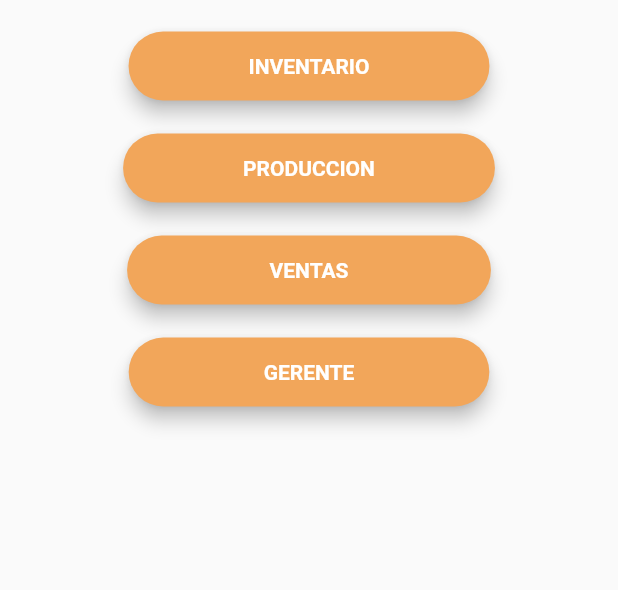
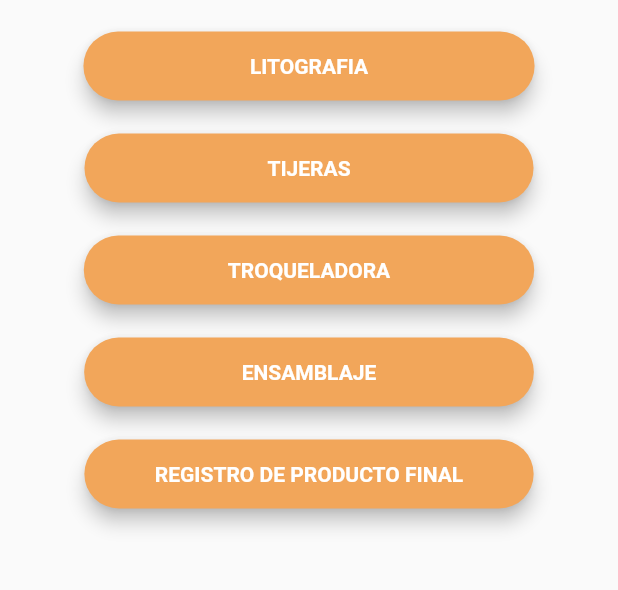
Before and after one commit to cristianfchq/login2, a Flutter app: the screen it shows after launch, on a phone screen of 412 x 824 dp, the part 342-932 px from its top. Run offline on Flutter 3.47's test engine with Material 2 defaults, Android fonts, the phone set to English and light mode, and no system bars; our stand-ins replace fluttertoast.

```diff
--- a/lib/Screens/ButtonScreen.dart
+++ b/lib/Screens/ButtonScreen.dart
@@ -6,9 +6,9 @@ import 'package:login2/Constant/Constant.dart';
 import 'package:login2/Screens/LoginScreen.dart';
 
 //import 'HomeScreen.dart';
-import 'detail_inventario.dart';
-import 'detail_produccion.dart';
-import 'detail_ventas.dart';
+//import 'detail_inventario.dart';
+//import 'detail_produccion.dart';
+//import 'detail_ventas.dart';
 
 class ButtOnScreen extends StatefulWidget {
   @override
@@ -100,21 +100,22 @@ class ButtOnScreenState extends State<ButtOnScreen>
                                       Navigator.of(context).push(
                                         MaterialPageRoute(
                                           builder: (context) =>
-                                              LogInScreen('INVENTARIO'),
+                                              LogInScreen('LITOGRAFIA'),
                                         ),
                                       );
                                     },
                                     child: new Text(
-                                      "INVENTARIO",
+                                      "LITOGRAFIA",
+                                      textAlign: TextAlign.center,
                                       style: new TextStyle(
-                                          fontWeight: FontWeight.bold),
+                                          fontWeight: FontWeight.bold,),
                                     ),
                                     color: Color(0xFFf2a65a),
                                     textColor: Colors.white,
                                     elevation: 5.0,
                                     padding: EdgeInsets.only(
-                                        left: 80.0,
-                                        right: 80.0,
+                                        left: 111.0,
+                                        right: 111.0,
                                         top: 15.0,
                                         bottom: 15.0),
                                   ),
@@ -130,21 +131,22 @@ class ButtOnScreenState extends State<ButtOnScreen>
                                       Navigator.of(context).push(
                                         MaterialPageRoute(
                                           builder: (context) =>
-                                              LogInScreen('PRODUCCION'),
+                                              LogInScreen('TIJERAS'),
                                         ),
                                       );
                                     },
                                     child: new Text(
-                                      "PRODUCCION",
+                                      "TIJERAS",
+                                      textAlign: TextAlign.center,
                                       style: new TextStyle(
-                                          fontWeight: FontWeight.bold),
+                                          fontWeight: FontWeight.bold,),
                                     ),
                                     color: Color(0xFFf2a65a),
                                     textColor: Colors.white,
                                     elevation: 5.0,
                                     padding: EdgeInsets.only(
-                                        left: 80.0,
-                                        right: 80.0,
+                                        left: 122.0,
+                                        right: 122.0,
                                         top: 15.0,
                                         bottom: 15.0),
                                   ),
@@ -160,21 +162,22 @@ class ButtOnScreenState extends State<ButtOnScreen>
                                       Navigator.of(context).push(
                                         MaterialPageRoute(
                                           builder: (context) =>
-                                              LogInScreen('VENTAS'),
+                                              LogInScreen('TROQUELADORA'),
                                         ),
                                       );
                                     },
                                     child: new Text(
-                                      "VENTAS",
+                                      "TROQUELADORA",
+                                      textAlign: TextAlign.center,
                                       style: new TextStyle(
-                                          fontWeight: FontWeight.bold),
+                                          fontWeight: FontWeight.bold,),
                                     ),
                                     color: Color(0xFFf2a65a),
                                     textColor: Colors.white,
                                     elevation: 5.0,
                                     padding: EdgeInsets.only(
-                                        left: 95.0,
-                                        right: 95.0,
+                                        left: 96.0,
+                                        right: 96.0,
                                         top: 15.0,
                                         bottom: 15.0),
                                   ),
@@ -190,24 +193,63 @@ class ButtOnScreenState extends State<ButtOnScreen>
                                       Navigator.of(context).push(
                                         MaterialPageRoute(
                                           builder: (context) =>
-                                              LogInScreen('GERENTE'),
+                                              LogInScreen('ENSAMBLAJE'),
                                         ),
                                       );
                                     },
                                     child: new Text(
-                                      "GERENTE",
+                                      "ENSAMBLAJE",
+                                      textAlign: TextAlign.center,
                                       style: new TextStyle(
-                                          fontWeight: FontWeight.bold),
+                                          fontWeight: FontWeight.bold,),
                                     ),
                                     color: Color(0xFFf2a65a),
                                     textColor: Colors.white,
                                     elevation: 5.0,
                                     padding: EdgeInsets.only(
-                                        left: 90.0,
-                                        right: 90.0,
+                                        left: 105.0,
+                                        right: 105.0,
                                         top: 15.0,
                                         bottom: 15.0),
                                   ),
+                                ),
+                                new Padding(
+                                  padding: EdgeInsets.only(
+                                      left: 0.0, top: 20.0, bottom: 0.0),
+                                  child: new RaisedButton(
+                                    shape: new RoundedRectangleBorder(
+                                        borderRadius:
+                                            new BorderRadius.circular(30.0)),
+                                    onPressed: () {
+                                      Navigator.of(context).push(
+                                        MaterialPageRoute(
+                                          builder: (context) => LogInScreen(
+                                              'REGISTRO DE PRODUCTO FINAL'),
+                                        ),
+                                      );
+                                    },
+                                    child: new Text(
+                                      "REGISTRO DE PRODUCTO FINAL",
+                                      textAlign: TextAlign.center,
+                                      style: new TextStyle(
+                                        fontWeight: FontWeight.bold,
+                                      ),
+                                    ),
+                                    color: Color(0xFFf2a65a),
+                                    textColor: Colors.white,
+                                    elevation: 5.0,
+                                    padding: EdgeInsets.only(
+                                        left: 47.0,
+                                        right: 47.0,
+                                        top: 15.0,
+                                        bottom: 15.0),
+                                  ),
+                                ),
+
+                                new Padding(
+                                  padding: EdgeInsets.only(
+                                      left: 0.0, top: 30.0, bottom: 0.0),
+
                                 ),
                               ],
                             ),
--- a/lib/Screens/detail_inventario.dart
+++ b/lib/Screens/detailTijeras.dart
@@ -1,10 +1,10 @@
 //import 'package:AeologicSplashDemo/Constant/Constant.dart';
 import 'package:flutter/cupertino.dart';
 import 'package:flutter/material.dart';
-import 'package:login2/Constant/Constant.dart';
+//import 'package:login2/Constant/Constant.dart';
 
-class detailInventario extends StatelessWidget {
-  detailInventario(this.userName);
+class detailTijeras extends StatelessWidget {
+  detailTijeras(this.userName);
 
   String userName;
 
@@ -14,7 +14,7 @@ class detailInventario extends StatelessWidget {
       appBar: AppBar(
         automaticallyImplyLeading: true,
         backgroundColor: Color(0xFF54C5F8),
-        title: new Text("INVENTARIO"),
+        title: new Text(userName),
       ),
       body: new Stack(
         fit: StackFit.expand,
@@ -55,7 +55,7 @@ class detailInventario extends StatelessWidget {
                             fontSize: 18.0,
                           ),
                         ),
-                        Text("Widget para INVENTARIO"),
+                        Text("Widget para " + userName),
                       ],
                     ),
 
--- a/lib/Screens/detail_produccion.dart
+++ b/lib/Screens/detailTroqueladora.dart
@@ -3,8 +3,8 @@ import 'package:flutter/cupertino.dart';
 import 'package:flutter/material.dart';
 import 'package:login2/Constant/Constant.dart';
 
-class detailProduccion extends StatelessWidget {
-  detailProduccion(this.userName);
+class detailTroqueladora extends StatelessWidget {
+  detailTroqueladora(this.userName);
 
   String userName;
 
@@ -14,7 +14,7 @@ class detailProduccion extends StatelessWidget {
       appBar: AppBar(
         automaticallyImplyLeading: true,
         backgroundColor: Color(0xFF54C5F8),
-        title: new Text("PRODUCCION"),
+        title: new Text(userName),
       ),
       body: new Stack(
         fit: StackFit.expand,
@@ -55,7 +55,7 @@ class detailProduccion extends StatelessWidget {
                             fontSize: 18.0,
                           ),
                         ),
-                        Text("Widget para PRODUCCION"),
+                        Text("Widget para " + userName),
                       ],
                     ),
 
```
Also changed, not shown: lib/Screens/LoginScreen.dart (+55 -42 lines), lib/Screens/detailEnsamblaje.dart (added, +71 -0 lines), lib/Screens/detailLitografia.dart (renamed from lib/Screens/detailGerente.dart, +6 -5 lines), lib/Screens/detailRegistroProductoFinal.dart (renamed from lib/Screens/detail_ventas.dart, +5 -6 lines).
